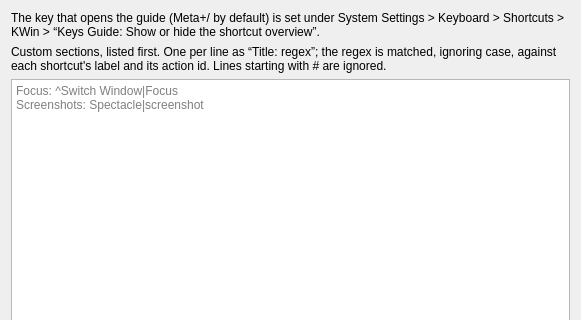
Old version of the form package/contents/ui/config.ui in the repository Demitrix2k/kwin-shortcut-cheatsheet; both pictures show x 0 to 581 and y 0 to 320 of the 581 by 460 pixel window.
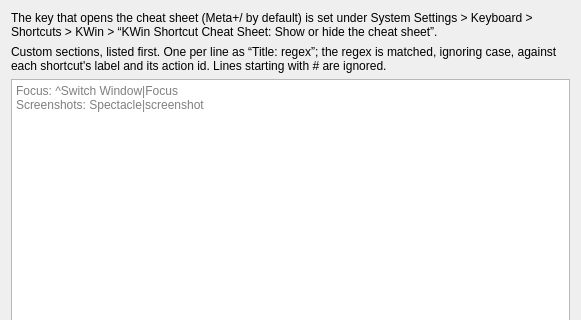
New version of the form. Custom widgets are drawn as their Qt base class.

Commit message:
Rename to KWin Shortcut Cheat Sheet
Display name, plugin id (kwin-shortcut-cheatsheet), shortcut ids
(ShortcutCheatSheet*), labels, overlay title, package name and
CheatSheet.qml. README also compares with elementary OS's Shortcut Overlay.

```diff
--- a/package/contents/ui/config.ui
+++ b/package/contents/ui/config.ui
@@ -9,7 +9,7 @@
    <item>
     <widget class="QLabel" name="shortcutNote">
      <property name="text">
-      <string>The key that opens the guide (Meta+/ by default) is set under System Settings &gt; Keyboard &gt; Shortcuts &gt; KWin &gt; “Keys Guide: Show or hide the shortcut overview”.</string>
+      <string>The key that opens the cheat sheet (Meta+/ by default) is set under System Settings &gt; Keyboard &gt; Shortcuts &gt; KWin &gt; “KWin Shortcut Cheat Sheet: Show or hide the cheat sheet”.</string>
      </property>
      <property name="wordWrap"><bool>true</bool></property>
     </widget>
```
Left out of the diff: 4 changed lines with no effect on the pictures. The commit also changes 9 other files.
